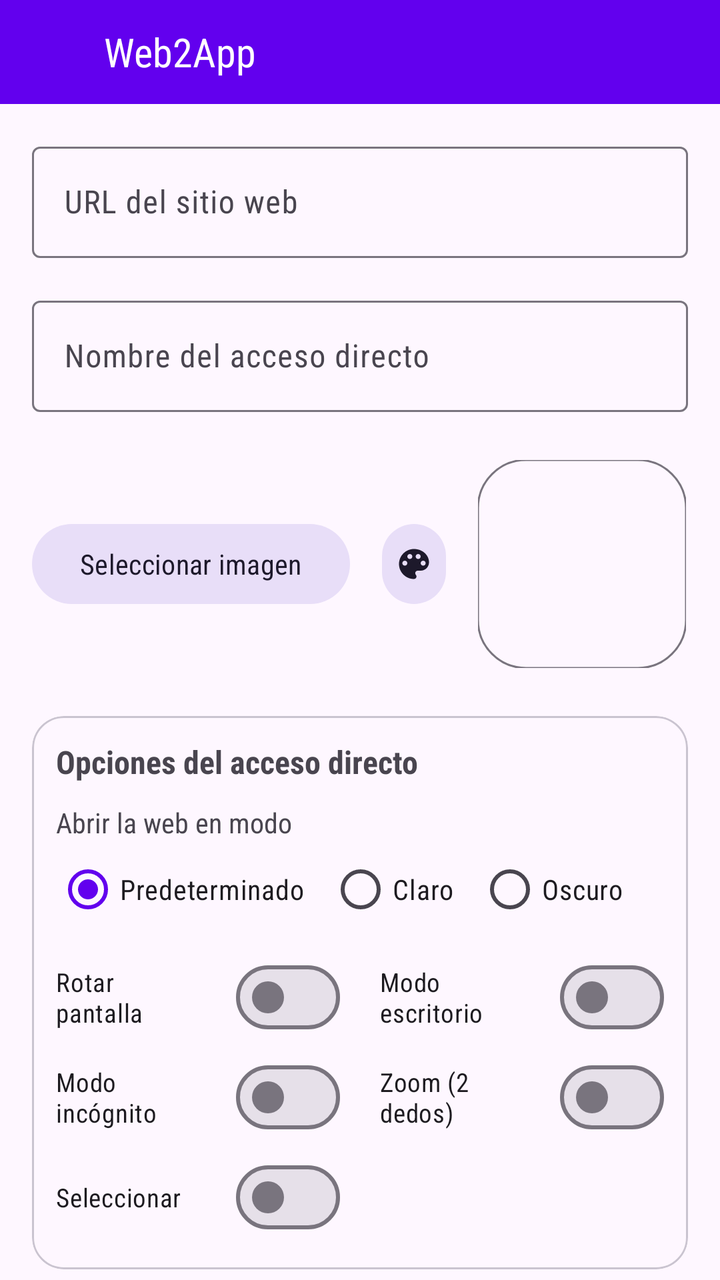
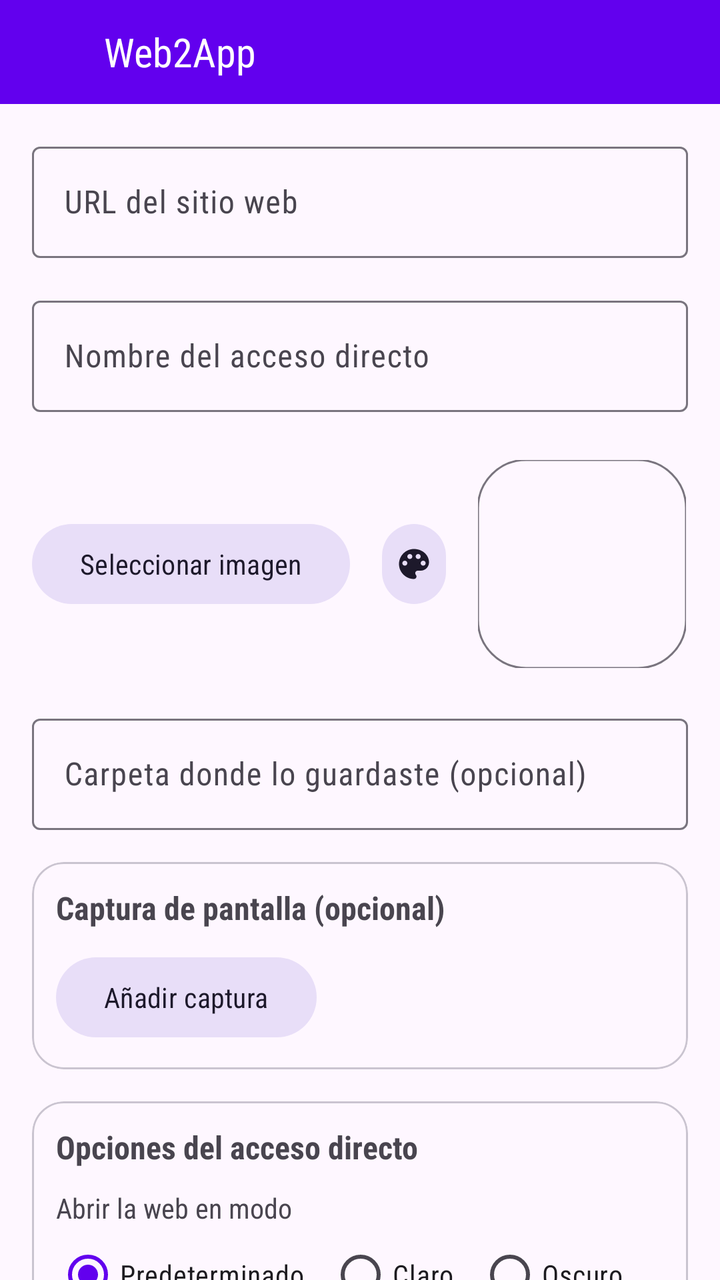

Two renders of the same Android screen: before a commit and after it. Below are the layout's source before the change and the commit's diff.
<!-- AndroidManifest.xml: application theme Theme.Web2App -->
<!-- res/layout/activity_main.xml -->
<?xml version="1.0" encoding="utf-8"?>
<LinearLayout xmlns:android="http://schemas.android.com/apk/res/android"
    xmlns:app="http://schemas.android.com/apk/res-auto"
    android:layout_width="match_parent"
    android:layout_height="match_parent"
    android:orientation="vertical">

    <com.google.android.material.appbar.MaterialToolbar
        android:id="@+id/toolbar"
        android:layout_width="match_parent"
        android:layout_height="52dp"
        android:background="?attr/colorPrimary">

        <LinearLayout
            android:layout_width="wrap_content"
            android:layout_height="match_parent"
            android:orientation="horizontal"
            android:gravity="center_vertical">

            <ImageView
                android:layout_width="26dp"
                android:layout_height="26dp"
                android:src="@mipmap/ic_launcher"
                android:contentDescription="@string/app_name" />

            <LinearLayout
                android:layout_width="wrap_content"
                android:layout_height="wrap_content"
                android:layout_marginStart="10dp"
                android:orientation="horizontal"
                android:gravity="bottom"
                android:baselineAligned="true">

                <TextView
                    android:layout_width="wrap_content"
                    android:layout_height="wrap_content"
                    android:text="@string/app_name"
                    android:textColor="?attr/colorOnPrimary"
                    android:textSize="20sp" />

                <TextView
                    android:id="@+id/tvFooterHeader"
                    android:layout_width="wrap_content"
                    android:layout_height="wrap_content"
                    android:layout_marginStart="8dp"
                    android:alpha="0.8"
                    android:textColor="?attr/colorOnPrimary"
                    android:textColorLink="@color/white"
                    android:textSize="12sp" />
            </LinearLayout>
        </LinearLayout>
    </com.google.android.material.appbar.MaterialToolbar>

    <ScrollView
        android:id="@+id/scrollMain"
        android:layout_width="match_parent"
        android:layout_height="0dp"
        android:layout_weight="1"
        android:scrollbars="none"
        android:fillViewport="true">

        <LinearLayout
            android:layout_width="match_parent"
            android:layout_height="wrap_content"
            android:orientation="vertical"
            android:padding="16dp">

            <com.google.android.material.textfield.TextInputLayout
                android:id="@+id/tilUrl"
                style="@style/Widget.Material3.TextInputLayout.OutlinedBox"
                android:layout_width="match_parent"
                android:layout_height="wrap_content">

                <com.google.android.material.textfield.TextInputEditText
                    android:id="@+id/etUrl"
                    android:layout_width="match_parent"
                    android:layout_height="wrap_content"
                    android:hint="@string/hint_url"
                    android:inputType="textUri"
                    android:imeOptions="actionDone"
                    android:maxLines="1" />
            </com.google.android.material.textfield.TextInputLayout>

            <com.google.android.material.textfield.TextInputLayout
                android:id="@+id/tilName"
                style="@style/Widget.Material3.TextInputLayout.OutlinedBox"
                android:layout_width="match_parent"
                android:layout_height="wrap_content"
                android:layout_marginTop="16dp">

                <com.google.android.material.textfield.TextInputEditText
                    android:id="@+id/etName"
                    android:layout_width="match_parent"
                    android:layout_height="wrap_content"
                    android:hint="@string/hint_name"
                    android:inputType="text"
                    android:imeOptions="actionDone"
                    android:maxLines="1" />
            </com.google.android.material.textfield.TextInputLayout>

            <LinearLayout
                android:layout_width="match_parent"
                android:layout_height="wrap_content"
                android:layout_marginTop="20dp"
                android:orientation="horizontal"
                android:gravity="center_vertical">

                <com.google.android.material.button.MaterialButton
                    android:id="@+id/btnSelectImage"
                    style="@style/Widget.Material3.Button.TonalButton"
                    android:layout_width="wrap_content"
                    android:layout_height="wrap_content"
                    android:layout_weight="0"
                    android:text="@string/select_image" />

                <com.google.android.material.button.MaterialButton
                    android:id="@+id/btnBackgroundColor"
                    style="@style/Widget.Material3.Button.IconButton.Filled.Tonal"
                    android:layout_width="40dp"
                    android:layout_height="40dp"
                    android:layout_marginStart="12dp"
                    android:insetTop="0dp"
                    android:insetBottom="0dp"
                    android:contentDescription="@string/background_color_title"
                    app:icon="@drawable/ic_palette"
                    app:iconSize="20dp"
                    app:iconPadding="0dp"
                    app:iconGravity="textStart" />

                <com.google.android.material.imageview.ShapeableImageView
                    android:id="@+id/ivPreview"
                    android:layout_width="104dp"
                    android:layout_height="104dp"
                    android:layout_marginStart="12dp"
                    android:layout_marginTop="4dp"
                    android:layout_marginBottom="4dp"
                    android:contentDescription="@string/preview_content_description"
                    android:scaleType="centerCrop"
                    android:src="@mipmap/ic_launcher"
                    app:shapeAppearanceOverlay="@style/ShapeAppearance.Web2App.Icon"
                    app:strokeColor="?attr/colorOutline"
                    app:strokeWidth="1dp" />
            </LinearLayout>

            <com.google.android.material.card.MaterialCardView
                android:layout_width="match_parent"
                android:layout_height="wrap_content"
                android:layout_marginTop="20dp"
                app:cardCornerRadius="16dp"
                app:cardElevation="0dp"
                app:strokeWidth="1dp"
                app:strokeColor="?attr/colorOutlineVariant">

                <LinearLayout
                    android:layout_width="match_parent"
                    android:layout_height="wrap_content"
                    android:orientation="vertical"
                    android:padding="12dp">

                    <TextView
                        android:layout_width="wrap_content"
                        android:layout_height="wrap_content"
                        android:text="@string/shortcut_options_title"
                        android:textStyle="bold"
                        android:textSize="16sp" />

                    <TextView
                        android:layout_width="wrap_content"
                        android:layout_height="wrap_content"
                        android:layout_marginTop="10dp"
                        android:text="@string/shortcut_theme_label" />

                    <RadioGroup
                        android:id="@+id/rgShortcutTheme"
                        android:layout_width="match_parent"
                        android:layout_height="wrap_content"
                        android:orientation="horizontal">

                        <RadioButton
                            android:id="@+id/rbShortcutSystem"
                            android:layout_width="wrap_content"
                            android:layout_height="wrap_content"
                            android:checked="true"
                            android:text="@string/theme_system" />

                        <RadioButton
                            android:id="@+id/rbShortcutLight"
                            android:layout_width="wrap_content"
                            android:layout_height="wrap_content"
                            android:layout_marginStart="12dp"
                            android:text="@string/theme_light" />

                        <RadioButton
                            android:id="@+id/rbShortcutDark"
                            android:layout_width="wrap_content"
                            android:layout_height="wrap_content"
                            android:layout_marginStart="12dp"
                            android:text="@string/theme_dark" />
                    </RadioGroup>

                    <LinearLayout
                        android:layout_width="match_parent"
                        android:layout_height="wrap_content"
                        android:layout_marginTop="6dp"
                        android:orientation="horizontal">

                        <com.google.android.material.materialswitch.MaterialSwitch
                            android:id="@+id/swAllowRotation"
                            android:layout_width="0dp"
                            android:layout_height="wrap_content"
                            android:layout_weight="1"
                            android:checked="false"
                            android:textSize="13sp"
                            android:text="@string/allow_rotation_label" />

                        <com.google.android.material.materialswitch.MaterialSwitch
                            android:id="@+id/swDesktopMode"
                            android:layout_width="0dp"
                            android:layout_height="wrap_content"
                            android:layout_weight="1"
                            android:layout_marginStart="20dp"
                            android:checked="false"
                            android:textSize="13sp"
                            android:text="@string/desktop_mode_label" />
                    </LinearLayout>

                    <LinearLayout
                        android:layout_width="match_parent"
                        android:layout_height="wrap_content"
                        android:layout_marginTop="2dp"
                        android:orientation="horizontal">

                        <com.google.android.material.materialswitch.MaterialSwitch
                            android:id="@+id/swIncognito"
                            android:layout_width="0dp"
                            android:layout_height="wrap_content"
                            android:layout_weight="1"
                            android:checked="false"
                            android:textSize="13sp"
                            android:text="@string/incognito_mode_label" />

                        <com.google.android.material.materialswitch.MaterialSwitch
                            android:id="@+id/swAllowZoom"
                            android:layout_width="0dp"
                            android:layout_height="wrap_content"
                            android:layout_weight="1"
                            android:layout_marginStart="20dp"
                            android:checked="false"
                            android:textSize="13sp"
                            android:text="@string/allow_zoom_label" />
                    </LinearLayout>

                    <LinearLayout
                        android:layout_width="match_parent"
                        android:layout_height="wrap_content"
                        android:layout_marginTop="2dp"
                        android:orientation="horizontal">

                        <com.google.android.material.materialswitch.MaterialSwitch
                            android:id="@+id/swAllowSelection"
                            android:layout_width="0dp"
                            android:layout_height="wrap_content"
                            android:layout_weight="1"
                            android:checked="false"
                            android:textSize="13sp"
                            android:text="@string/allow_selection_label" />

                        <View
                            android:layout_width="0dp"
                            android:layout_height="0dp"
                            android:layout_weight="1"
                            android:layout_marginStart="20dp" />
                    </LinearLayout>

                </LinearLayout>
            </com.google.android.material.card.MaterialCardView>

            <com.google.android.material.button.MaterialButton
                android:id="@+id/btnGenerate"
                android:layout_width="match_parent"
                android:layout_height="wrap_content"
                android:layout_marginTop="20dp"
                android:layout_marginBottom="16dp"
                android:text="@string/generate_shortcut" />

        </LinearLayout>
    </ScrollView>

</LinearLayout>
<!-- resources referenced by this layout -->
<resources>
  <color name="white">#FFFFFF</color>
  <!-- mipmap ic_launcher (mipmap-anydpi-v26) -->
  <?xml version="1.0" encoding="utf-8"?>
  <adaptive-icon xmlns:android="http://schemas.android.com/apk/res/android">
      <background android:drawable="@drawable/ic_launcher_background" />
      <foreground android:drawable="@drawable/ic_launcher_foreground" />
  </adaptive-icon>
  <string name="allow_rotation_label">Rotar pantalla</string>
  <string name="allow_selection_label">Seleccionar</string>
  <string name="allow_zoom_label">Zoom (2 dedos)</string>
  <string name="app_name">Web2App</string>
  <string name="background_color_title">Color de fondo</string>
  <string name="desktop_mode_label">Modo escritorio</string>
  <string name="generate_shortcut">Generar acceso directo</string>
  <string name="hint_name">Nombre del acceso directo</string>
  <string name="hint_url">URL del sitio web</string>
  <string name="incognito_mode_label">Modo incógnito</string>
  <string name="preview_content_description">Vista previa del icono</string>
  <string name="select_image">Seleccionar imagen</string>
  <string name="shortcut_options_title">Opciones del acceso directo</string>
  <string name="shortcut_theme_label">Abrir la web en modo</string>
  <string name="theme_dark">Oscuro</string>
  <string name="theme_light">Claro</string>
  <string name="theme_system">Predeterminado</string>
  <style name="ShapeAppearance.Web2App.Icon" parent="ShapeAppearance.Material3.Corner.Large">
          <item name="cornerSize">24dp</item>
      </style>
  <style name="Theme.Web2App" parent="Theme.Material3.DayNight">
          <item name="colorPrimary">@color/purple_500</item>
          <item name="colorPrimaryVariant">@color/purple_700</item>
          <item name="colorOnPrimary">@color/white</item>
          <item name="colorSecondary">@color/teal_200</item>
          <item name="colorSecondaryVariant">@color/teal_200</item>
          <item name="colorOnSecondary">@color/black</item>
          <item name="android:statusBarColor" tools:targetApi="l">@color/purple_700</item>
          <item name="materialAlertDialogTheme">@style/ThemeOverlay.Web2App.AlertDialog</item>
          <item name="android:fontFamily">sans-serif-condensed</item>
          <item name="fontFamily">sans-serif-condensed</item>
      </style>
  <!-- drawable ic_launcher_background (drawable) -->
  <?xml version="1.0" encoding="utf-8"?>
  <vector xmlns:android="http://schemas.android.com/apk/res/android"
      android:width="108dp"
      android:height="108dp"
      android:viewportWidth="108"
      android:viewportHeight="108">
      <path
          android:fillColor="#1188FC"
          android:pathData="M0,0h108v108h-108z" />
  </vector>
  <color name="purple_500">#6200EE</color>
  <color name="purple_700">#3700B3</color>
  <color name="teal_200">#03DAC5</color>
  <color name="black">#000000</color>
  <style name="ThemeOverlay.Web2App.AlertDialog" parent="ThemeOverlay.Material3.MaterialAlertDialog">
          <item name="colorPrimary">?attr/colorOnSurface</item>
      </style>
  <!-- unchanged entries left out for length: 2 -->
</resources>

<!-- the commit's change to res/layout/activity_main.xml (unified diff, before → after) -->
@@ -142,10 +142,27 @@
                     app:strokeWidth="1dp" />
             </LinearLayout>
 
+            <com.google.android.material.textfield.TextInputLayout
+                android:id="@+id/tilFolder"
+                style="@style/Widget.Material3.TextInputLayout.OutlinedBox"
+                android:layout_width="match_parent"
+                android:layout_height="wrap_content"
+                android:layout_marginTop="16dp">
+
+                <com.google.android.material.textfield.TextInputEditText
+                    android:id="@+id/etFolder"
+                    android:layout_width="match_parent"
+                    android:layout_height="wrap_content"
+                    android:hint="@string/hint_folder"
+                    android:inputType="text"
+                    android:imeOptions="actionDone"
+                    android:maxLines="1" />
+            </com.google.android.material.textfield.TextInputLayout>
+
             <com.google.android.material.card.MaterialCardView
                 android:layout_width="match_parent"
                 android:layout_height="wrap_content"
-                android:layout_marginTop="20dp"
+                android:layout_marginTop="16dp"
                 app:cardCornerRadius="16dp"
                 app:cardElevation="0dp"
                 app:strokeWidth="1dp"
@@ -160,6 +177,71 @@
                     <TextView
                         android:layout_width="wrap_content"
                         android:layout_height="wrap_content"
+                        android:text="@string/capture_section_title"
+                        android:textStyle="bold"
+                        android:textSize="16sp" />
+
+                    <LinearLayout
+                        android:layout_width="match_parent"
+                        android:layout_height="wrap_content"
+                        android:layout_marginTop="10dp"
+                        android:orientation="horizontal"
+                        android:gravity="center_vertical">
+
+                        <com.google.android.material.button.MaterialButton
+                            android:id="@+id/btnSelectCapture"
+                            style="@style/Widget.Material3.Button.TonalButton"
+                            android:layout_width="wrap_content"
+                            android:layout_height="wrap_content"
+                            android:text="@string/select_capture" />
+
+                        <com.google.android.material.button.MaterialButton
+                            android:id="@+id/btnClearCapture"
+                            style="@style/Widget.Material3.Button.IconButton.Filled.Tonal"
+                            android:layout_width="40dp"
+                            android:layout_height="40dp"
+                            android:layout_marginStart="12dp"
+                            android:insetTop="0dp"
+                            android:insetBottom="0dp"
+                            android:visibility="gone"
+                            android:contentDescription="@string/remove_capture"
+                            app:icon="@drawable/ic_close"
+                            app:iconSize="20dp"
+                            app:iconPadding="0dp"
+                            app:iconGravity="textStart" />
+
+                        <ImageView
+                            android:id="@+id/ivCapturePreview"
+                            android:layout_width="0dp"
+                            android:layout_height="80dp"
+                            android:layout_weight="1"
+                            android:layout_marginStart="12dp"
+                            android:visibility="gone"
+                            android:scaleType="fitCenter"
+                            android:contentDescription="@string/capture_preview_content_description"
+                            android:adjustViewBounds="true" />
+                    </LinearLayout>
+                </LinearLayout>
+            </com.google.android.material.card.MaterialCardView>
+
+            <com.google.android.material.card.MaterialCardView
+                android:layout_width="match_parent"
+                android:layout_height="wrap_content"
+                android:layout_marginTop="16dp"
+                app:cardCornerRadius="16dp"
+                app:cardElevation="0dp"
+                app:strokeWidth="1dp"
+                app:strokeColor="?attr/colorOutlineVariant">
+
+                <LinearLayout
+                    android:layout_width="match_parent"
+                    android:layout_height="wrap_content"
+                    android:orientation="vertical"
+                    android:padding="12dp">
+
+                    <TextView
+                        android:layout_width="wrap_content"
+                        android:layout_height="wrap_content"
                         android:text="@string/shortcut_options_title"
                         android:textStyle="bold"
                         android:textSize="16sp" />
<!-- resource entries referenced after the edit -->
@@ -1,6 +1,18 @@
 <!-- resources referenced by this layout -->
 <resources>
   <color name="white">#FFFFFF</color>
+  <!-- drawable ic_close (drawable) -->
+  <?xml version="1.0" encoding="utf-8"?>
+  <vector xmlns:android="http://schemas.android.com/apk/res/android"
+      android:width="24dp"
+      android:height="24dp"
+      android:viewportWidth="24"
+      android:viewportHeight="24"
+      android:tint="?attr/colorPrimary">
+      <path
+          android:fillColor="#FF000000"
+          android:pathData="M19,6.41L17.59,5 12,10.59 6.41,5 5,6.41 10.59,12 5,17.59 6.41,19 12,13.41 17.59,19 19,17.59 13.41,12z" />
+  </vector>
   <!-- mipmap ic_launcher (mipmap-anydpi-v26) -->
   <?xml version="1.0" encoding="utf-8"?>
   <adaptive-icon xmlns:android="http://schemas.android.com/apk/res/android">
@@ -12,12 +24,17 @@
   <string name="allow_zoom_label">Zoom (2 dedos)</string>
   <string name="app_name">Web2App</string>
   <string name="background_color_title">Color de fondo</string>
+  <string name="capture_preview_content_description">Vista previa de la captura</string>
+  <string name="capture_section_title">Captura de pantalla (opcional)</string>
   <string name="desktop_mode_label">Modo escritorio</string>
   <string name="generate_shortcut">Generar acceso directo</string>
+  <string name="hint_folder">Carpeta donde lo guardaste (opcional)</string>
   <string name="hint_name">Nombre del acceso directo</string>
   <string name="hint_url">URL del sitio web</string>
   <string name="incognito_mode_label">Modo incógnito</string>
   <string name="preview_content_description">Vista previa del icono</string>
+  <string name="remove_capture">Quitar captura</string>
+  <string name="select_capture">Añadir captura</string>
   <string name="select_image">Seleccionar imagen</string>
   <string name="shortcut_options_title">Opciones del acceso directo</string>
   <string name="shortcut_theme_label">Abrir la web en modo</string>
